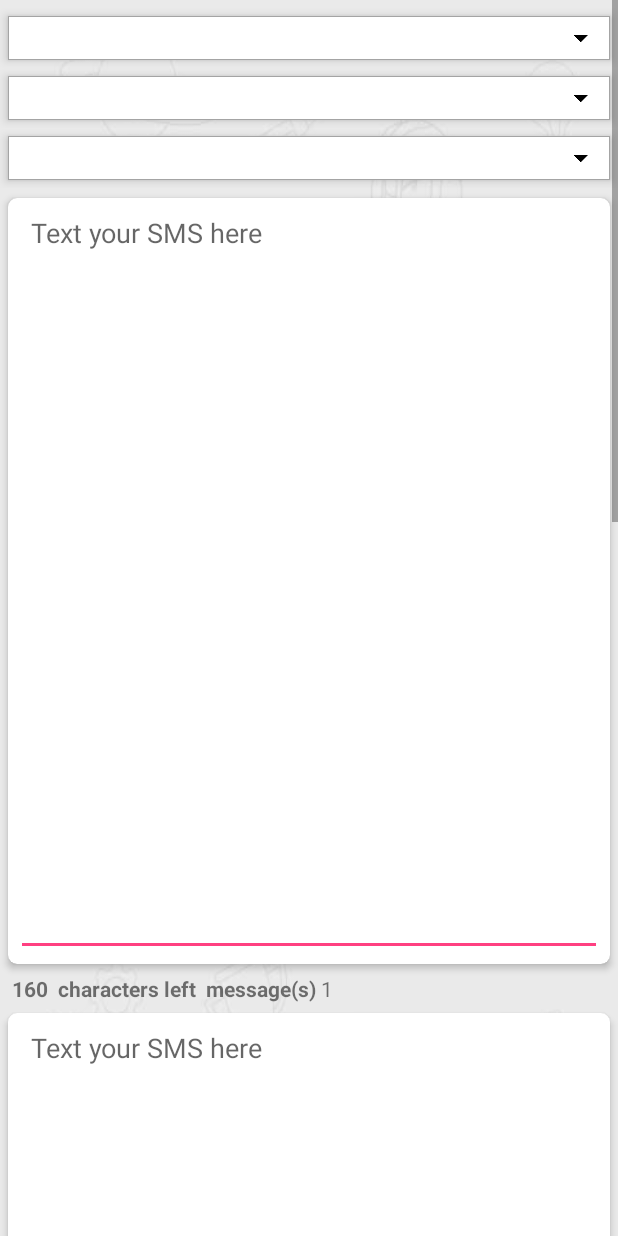
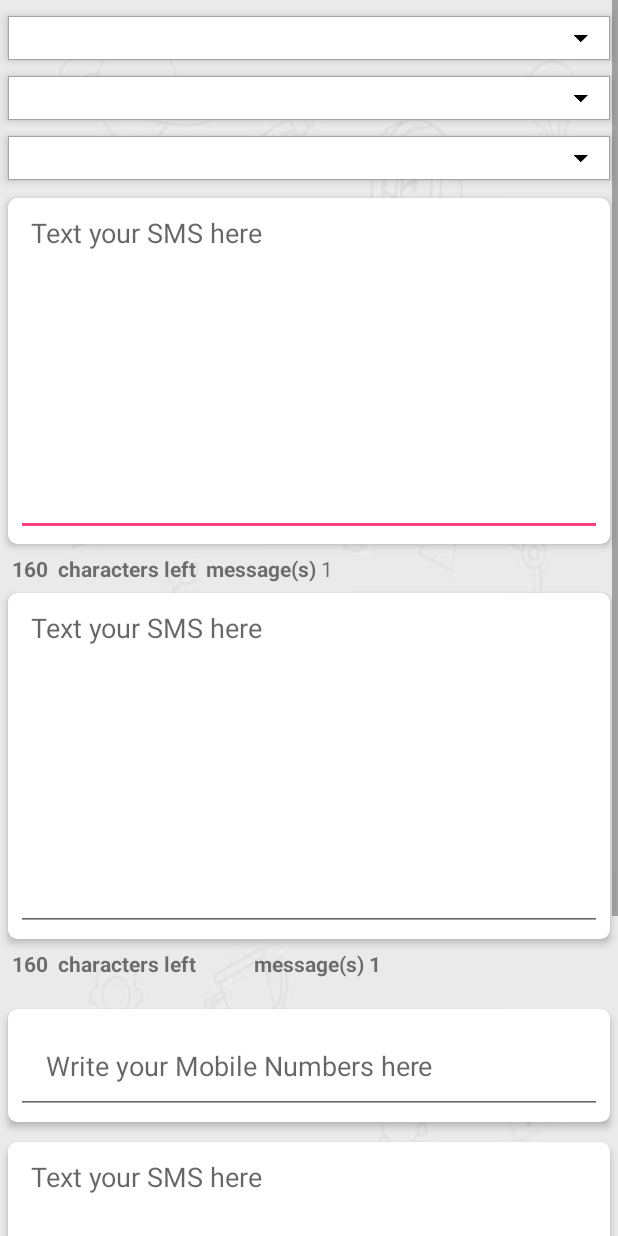
Before and after one commit to EfficaciousIT/New-CMS, an Android app: the layout sms_layout.xml on its own in the app's theme, with its tools: preview values and no code run, on a phone screen of 412 x 824 dp. Run offline under Robolectric (Android 15) with nearby library versions, the phone set to English and light mode, and no system bars.

```diff
--- a/app/src/main/res/layout/sms_layout.xml
+++ b/app/src/main/res/layout/sms_layout.xml
@@ -80,7 +80,7 @@
                     <EditText
                         android:id="@+id/editText2"
                         android:layout_width="match_parent"
-                        android:layout_height="500dp"
+                        android:layout_height="220dp"
                         android:layout_margin="5dp"
                         android:paddingLeft="10dp"
                         android:paddingTop="5dp"
@@ -126,15 +126,13 @@
 
             </RelativeLayout>
 
-
-
             <RelativeLayout
                 android:id="@+id/notice2"
                 android:layout_width="fill_parent"
                 android:layout_height="wrap_content"
                 android:layout_marginBottom="14dp">
+
                 <androidx.cardview.widget.CardView
-                    xmlns:app="http://schemas.android.com/apk/res-auto"
                     android:id="@+id/cv_add2"
                     android:layout_width="match_parent"
                     android:layout_height="wrap_content"
@@ -145,14 +143,15 @@
                     <EditText
                         android:id="@+id/editText22"
                         android:layout_width="fill_parent"
-                        android:layout_height="500dp"
+                        android:layout_height="220dp"
                         android:layout_margin="5dp"
-                        android:paddingLeft="10dp"
-                        android:paddingTop="5dp"
                         android:gravity="top|left"
                         android:hint="Text your SMS here"
-                        android:inputType="textMultiLine"  />
+                        android:inputType="textMultiLine"
+                        android:paddingLeft="10dp"
+                        android:paddingTop="5dp" />
                 </androidx.cardview.widget.CardView>
+
                 <TextView
                     android:id="@+id/textView28"
                     android:layout_width="wrap_content"
@@ -193,6 +192,8 @@
                     android:textStyle="bold" />
 
             </RelativeLayout>
+
+
             <androidx.cardview.widget.CardView
                 xmlns:app="http://schemas.android.com/apk/res-auto"
                 android:id="@+id/cv_add4"
@@ -223,13 +224,13 @@
                 <EditText
                     android:id="@+id/editText288"
                     android:layout_width="match_parent"
-                    android:layout_height="500dp"
+                    android:layout_height="220dp"
                     android:layout_margin="5dp"
                     android:paddingLeft="10dp"
                     android:paddingTop="5dp"
                     android:gravity="top|left"
                     android:hint="Text your SMS here"
-                    android:inputType="textImeMultiLine|textLongMessage"
+                    android:inputType="textMultiLine"
                     />
             </androidx.cardview.widget.CardView>
             <RelativeLayout
```
Also changed, not shown: app/src/main/java/info/efficacious/centralmodelschool/fragment/Sms_Fragment.java (+8 -2 lines).
